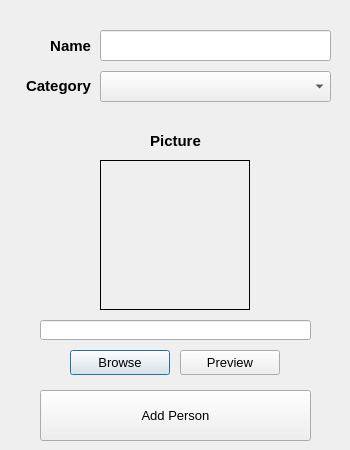
Above: GUI/AddPersonDialog.ui from Pearadox/PearLogger2 before the change. Below: the same form after it.
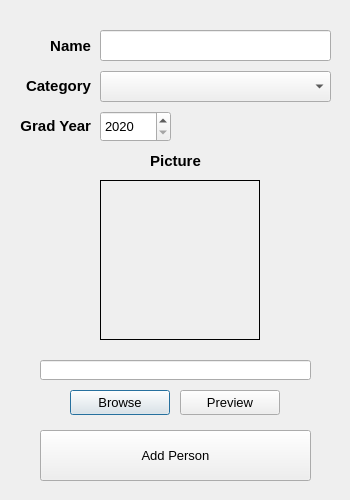
That is the form after the change.

Diff of the .ui file:
```diff
--- a/GUI/AddPersonDialog.ui
+++ b/GUI/AddPersonDialog.ui
@@ -7,7 +7,7 @@
     <x>0</x>
     <y>0</y>
     <width>350</width>
-    <height>450</height>
+    <height>500</height>
    </rect>
   </property>
   <property name="sizePolicy">
@@ -29,9 +29,9 @@
    <property name="geometry">
     <rect>
      <x>100</x>
-     <y>160</y>
-     <width>150</width>
-     <height>150</height>
+     <y>180</y>
+     <width>160</width>
+     <height>160</height>
     </rect>
    </property>
    <property name="styleSheet">
@@ -45,7 +45,7 @@
    <property name="geometry">
     <rect>
      <x>40</x>
-     <y>320</y>
+     <y>360</y>
      <width>271</width>
      <height>20</height>
     </rect>
@@ -55,7 +55,7 @@
    <property name="geometry">
     <rect>
      <x>70</x>
-     <y>350</y>
+     <y>390</y>
      <width>100</width>
      <height>25</height>
     </rect>
@@ -76,7 +76,7 @@
    <property name="geometry">
     <rect>
      <x>180</x>
-     <y>350</y>
+     <y>390</y>
      <width>100</width>
      <height>25</height>
     </rect>
@@ -139,7 +139,7 @@
    <property name="geometry">
     <rect>
      <x>100</x>
-     <y>130</y>
+     <y>150</y>
      <width>151</width>
      <height>21</height>
     </rect>
@@ -198,7 +198,7 @@
    <property name="geometry">
     <rect>
      <x>40</x>
-     <y>390</y>
+     <y>430</y>
      <width>271</width>
      <height>51</height>
     </rect>
@@ -212,6 +212,46 @@
     <string>Add Person</string>
    </property>
   </widget>
+  <widget class="QLabel" name="grad_year_label">
+   <property name="geometry">
+    <rect>
+     <x>-10</x>
+     <y>110</y>
+     <width>101</width>
+     <height>31</height>
+    </rect>
+   </property>
+   <property name="font">
+    <font>
+     <family>Segoe UI Symbol</family>
+     <pointsize>11</pointsize>
+     <weight>75</weight>
+     <bold>true</bold>
+    </font>
+   </property>
+   <property name="text">
+    <string>Grad Year</string>
+   </property>
+   <property name="alignment">
+    <set>Qt::AlignRight|Qt::AlignTrailing|Qt::AlignVCenter</set>
+   </property>
+  </widget>
+  <widget class="QSpinBox" name="graduation_year_spinBox">
+   <property name="geometry">
+    <rect>
+     <x>100</x>
+     <y>111</y>
+     <width>71</width>
+     <height>31</height>
+    </rect>
+   </property>
+   <property name="minimum">
+    <number>2020</number>
+   </property>
+   <property name="maximum">
+    <number>2040</number>
+   </property>
+  </widget>
  </widget>
  <resources/>
  <connections/>
```
